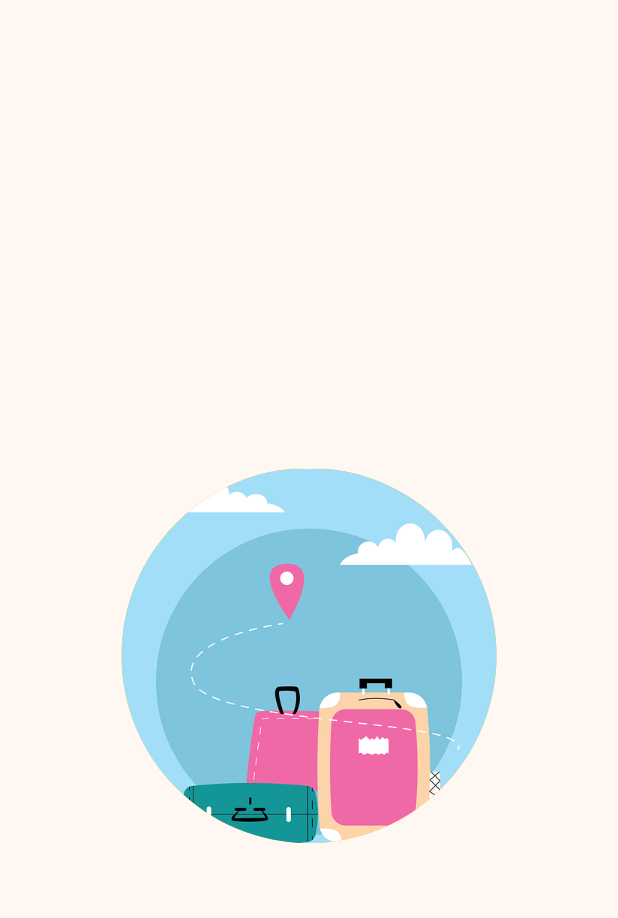
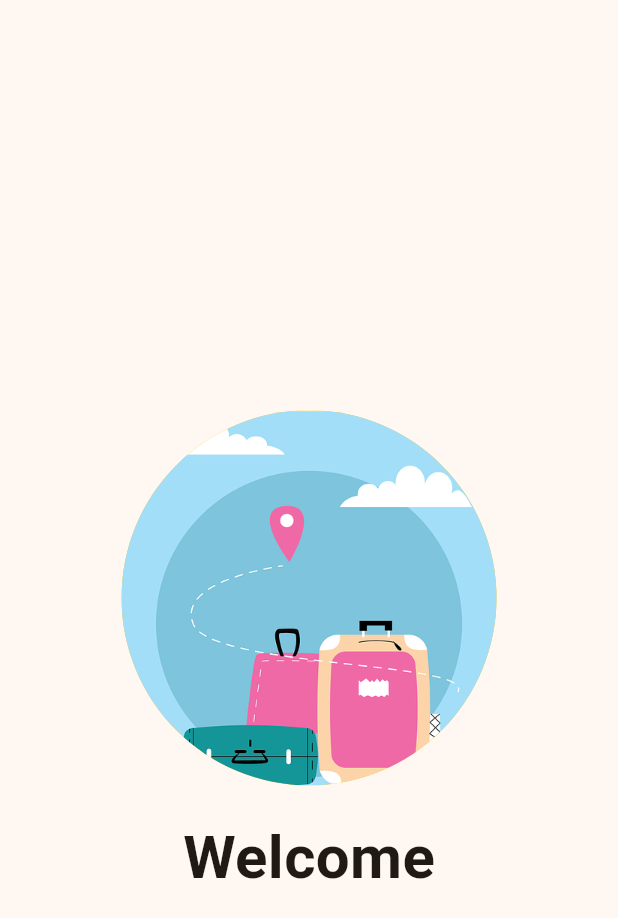
Before and after one commit to ginaa07/KB1179-1123150124-uts, a Flutter app: the screen it shows after launch, on a phone screen of 412 x 824 dp. Shown: the top 918 px of the screen. Run offline on Flutter 3.47's test engine with Material 3 defaults, Android fonts, the phone set to English and light mode, and no system bars.

Commit message:
penambahan text Welcome

```diff
--- a/lib/screen/splash_screen_1.dart
+++ b/lib/screen/splash_screen_1.dart
@@ -26,6 +26,14 @@ class SplashScreen1 extends StatelessWidget {
                 fit: BoxFit.cover,
             )
             ),
+          ),
+          SizedBox(height: 20),
+          Text(
+            "Welcome",
+            style: TextStyle(
+              fontSize: 40,
+              fontWeight: FontWeight.bold,
+            ),
           )
         ],
       ),
```
